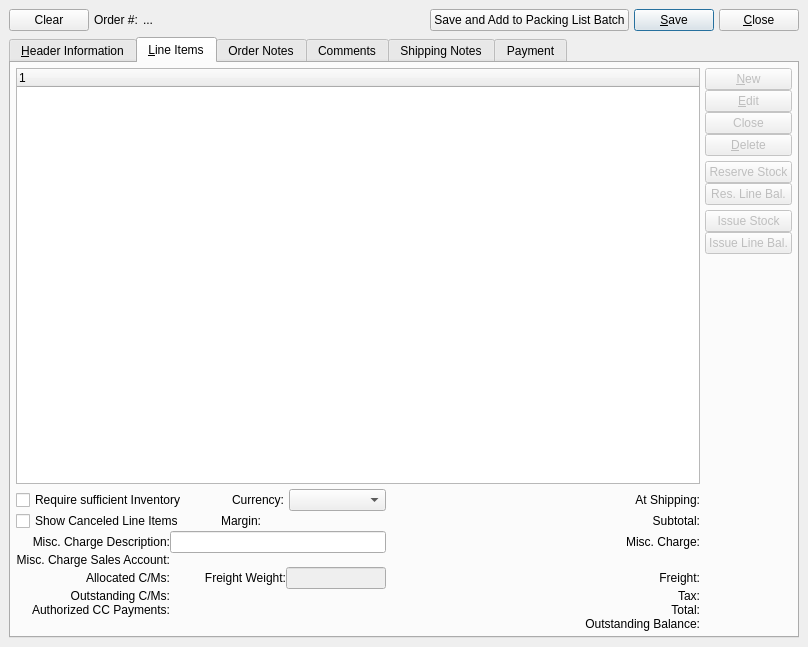
Old version of the form xtuple/trunk/guiclient/salesOrder.ui in the repository WooodHead/xtuple.
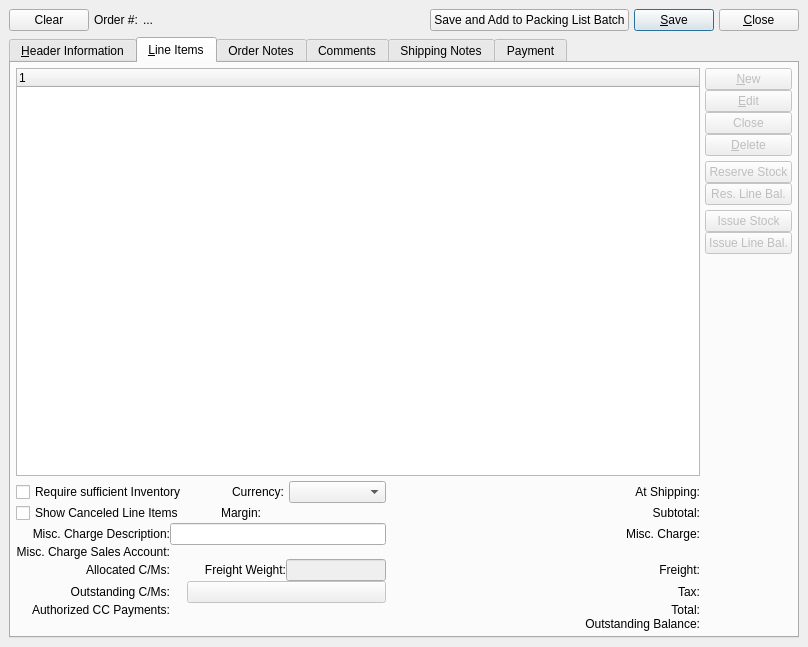
New version of the form. The open tabs and pages were chosen to show the change. Custom widgets are drawn as their Qt base class.

Commit message: issue #6790 Add function for the script to use to apply credit memos

Diff of the .ui file:
```diff
--- a/xtuple/trunk/guiclient/salesOrder.ui
+++ b/xtuple/trunk/guiclient/salesOrder.ui
@@ -1818,6 +1818,19 @@
             </property>
            </widget>
           </item>
+          <item row="5" column="2" >
+           <widget class="QPushButton" name="_scriptButton" >
+            <property name="enabled" >
+             <bool>false</bool>
+            </property>
+            <property name="text" >
+             <string/>
+            </property>
+            <property name="checkable" >
+             <bool>false</bool>
+            </property>
+           </widget>
+          </item>
          </layout>
         </item>
        </layout>
```
The commit also changes 2 other files.
